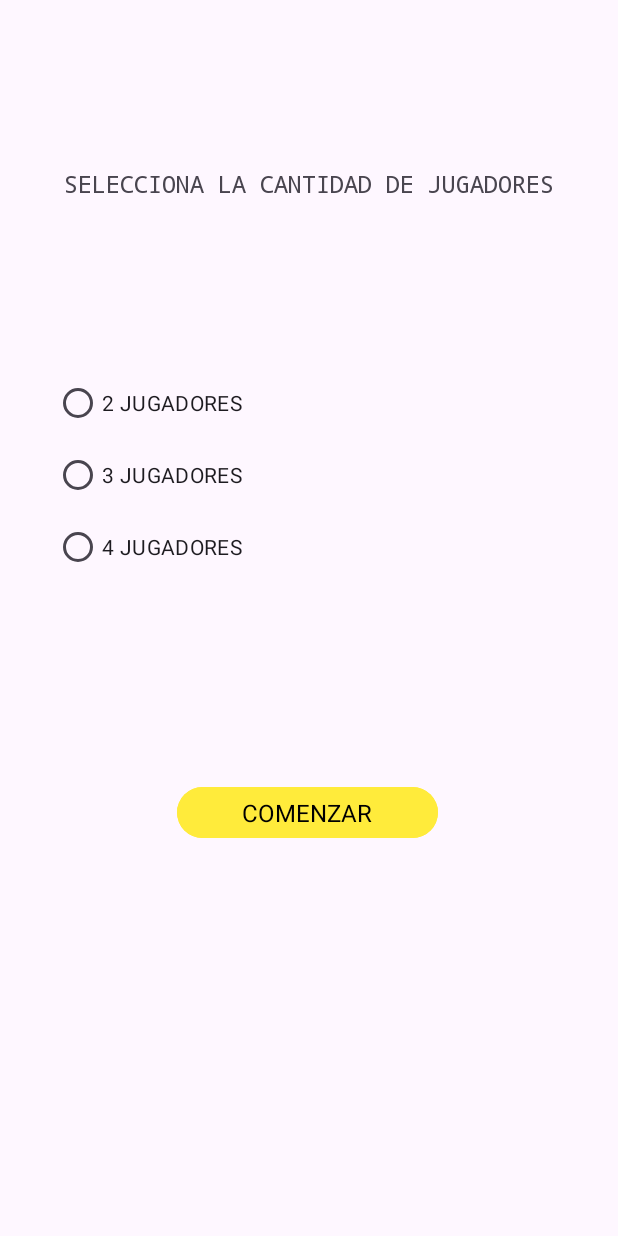
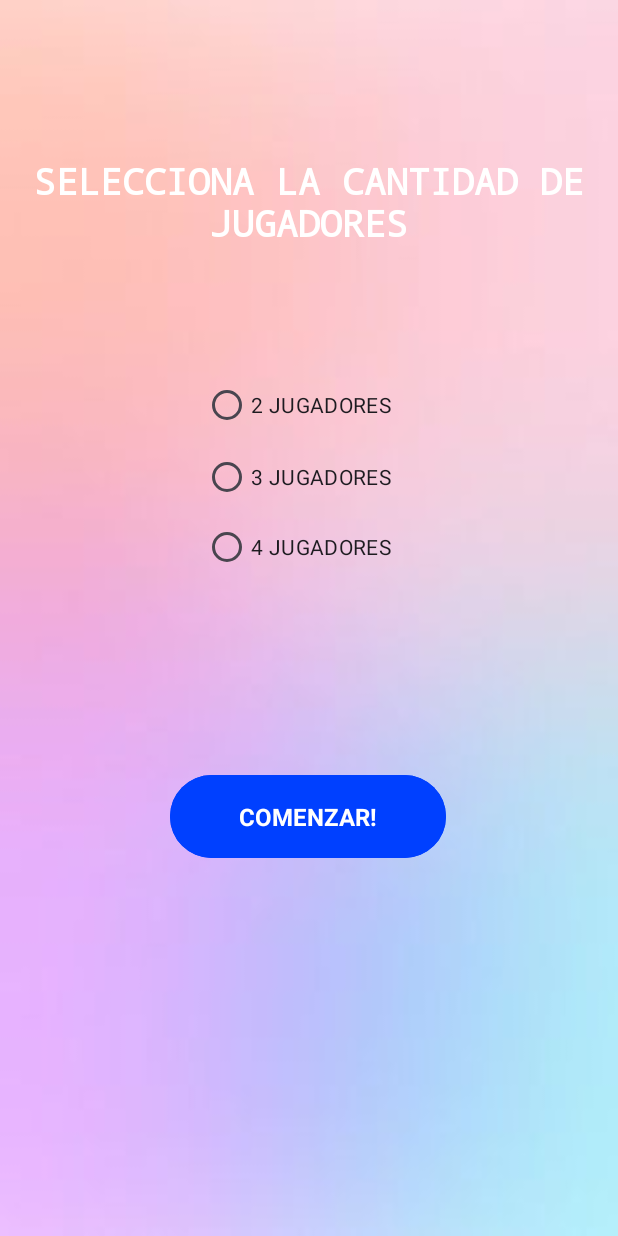
Before and after one commit to Alejan5drox-08M/Ruletilla_Suertuda, an Android app: the screen it shows after launch (MainActivity), on a phone screen of 412 x 824 dp. Run offline under Robolectric (Android 15) with nearby library versions, the phone set to English and light mode, and no system bars.

Commit message:
Commit fondos y estilo

```diff
--- a/app/src/main/java/com/example/ruletasuerte_isaacalejandro/MainActivity2.kt
+++ b/app/src/main/java/com/example/ruletasuerte_isaacalejandro/MainActivity2.kt
@@ -49,6 +49,7 @@ class MainActivity2 : AppCompatActivity() {
             val textViewJugador = TextView(this).apply {
                 text = "Jugador: JUGADOR $i"
                 textSize = 16f
+                setTextColor(resources.getColor(R.color.white))
                 layoutParams = LinearLayout.LayoutParams(
                     0,
                     LinearLayout.LayoutParams.WRAP_CONTENT,
@@ -59,6 +60,7 @@ class MainActivity2 : AppCompatActivity() {
             val textViewPuntos = TextView(this).apply {
                 text = "Puntos: $puntos"
                 textSize = 16f
+                setTextColor(resources.getColor(R.color.white))
                 layoutParams = LinearLayout.LayoutParams(
                     0,
                     LinearLayout.LayoutParams.WRAP_CONTENT,
--- a/app/src/main/res/layout/activity_main.xml
+++ b/app/src/main/res/layout/activity_main.xml
@@ -5,30 +5,36 @@
     android:id="@+id/main"
     android:layout_width="match_parent"
     android:layout_height="match_parent"
+    android:background="@drawable/fondo1"
     tools:context=".MainActivity">
 
     <androidx.constraintlayout.widget.ConstraintLayout
         android:layout_width="match_parent"
         android:layout_height="match_parent"
-        tools:layout_editor_absoluteX="-27dp"
-        tools:layout_editor_absoluteY="-16dp">
+        tools:layout_editor_absoluteX="72dp"
+        tools:layout_editor_absoluteY="69dp">
 
         <TextView
-            android:layout_width="wrap_content"
-            android:layout_height="wrap_content"
+            android:layout_width="401dp"
+            android:layout_height="84dp"
             android:fontFamily="monospace"
             android:text="SELECCIONA LA CANTIDAD DE JUGADORES"
+            android:textAlignment="center"
             android:textAllCaps="true"
-            android:textSize="16sp"
+            android:textColor="#FFFFFF"
+            android:textSize="24sp"
+            android:textStyle="bold"
             app:layout_constraintBottom_toTopOf="@+id/linearLayout"
             app:layout_constraintEnd_toEndOf="parent"
+            app:layout_constraintHorizontal_bias="0.492"
             app:layout_constraintStart_toStartOf="parent"
-            app:layout_constraintTop_toTopOf="parent" />
+            app:layout_constraintTop_toTopOf="parent"
+            app:layout_constraintVertical_bias="0.642" />
 
         <LinearLayout
             android:id="@+id/linearLayout"
-            android:layout_width="340dp"
-            android:layout_height="144dp"
+            android:layout_width="141dp"
+            android:layout_height="141dp"
             android:orientation="vertical"
             app:layout_constraintBottom_toBottomOf="parent"
             app:layout_constraintEnd_toEndOf="parent"
@@ -38,13 +44,14 @@
 
             <RadioGroup
                 android:id="@+id/radioGroupjugadores"
-                android:layout_width="match_parent"
+                android:layout_width="142dp"
                 android:layout_height="match_parent">
 
                 <RadioButton
                     android:id="@+id/radioButtonJugadores2"
                     android:layout_width="match_parent"
                     android:layout_height="wrap_content"
+                    android:buttonTintMode="src_in"
                     android:text="2 JUGADORES" />
 
                 <RadioButton
@@ -63,13 +70,14 @@
 
         <Button
             android:id="@+id/botonComenzar"
-            android:layout_width="174dp"
-            android:layout_height="42dp"
-            android:backgroundTint="#FFEB3B"
-            android:text="COMENZAR"
+            android:layout_width="184dp"
+            android:layout_height="63dp"
+            android:backgroundTint="#0040FF"
+            android:text="COMENZAR!"
             android:textAppearance="@style/TextAppearance.AppCompat.Body1"
-            android:textColor="#000000"
+            android:textColor="#FFFFFF"
             android:textSize="16sp"
+            android:textStyle="bold"
             app:layout_constraintBottom_toBottomOf="parent"
             app:layout_constraintEnd_toEndOf="parent"
             app:layout_constraintHorizontal_bias="0.497"
--- a/app/src/main/res/layout/activity_main2.xml
+++ b/app/src/main/res/layout/activity_main2.xml
@@ -5,7 +5,7 @@
     android:id="@+id/main"
     android:layout_width="match_parent"
     android:layout_height="match_parent"
-    android:background="#FFFFFF"
+    android:background="@drawable/fondo2"
     tools:context=".MainActivity2">
 
     <LinearLayout
```
Also changed, not shown: app/src/main/res/layout/activity_main3.xml (+11 -7 lines), app/src/main/res/drawable/fondo1.jpg (added), app/src/main/res/drawable/fondo2.jpeg (added), app/src/main/res/drawable/fondo3.jpeg (added).
